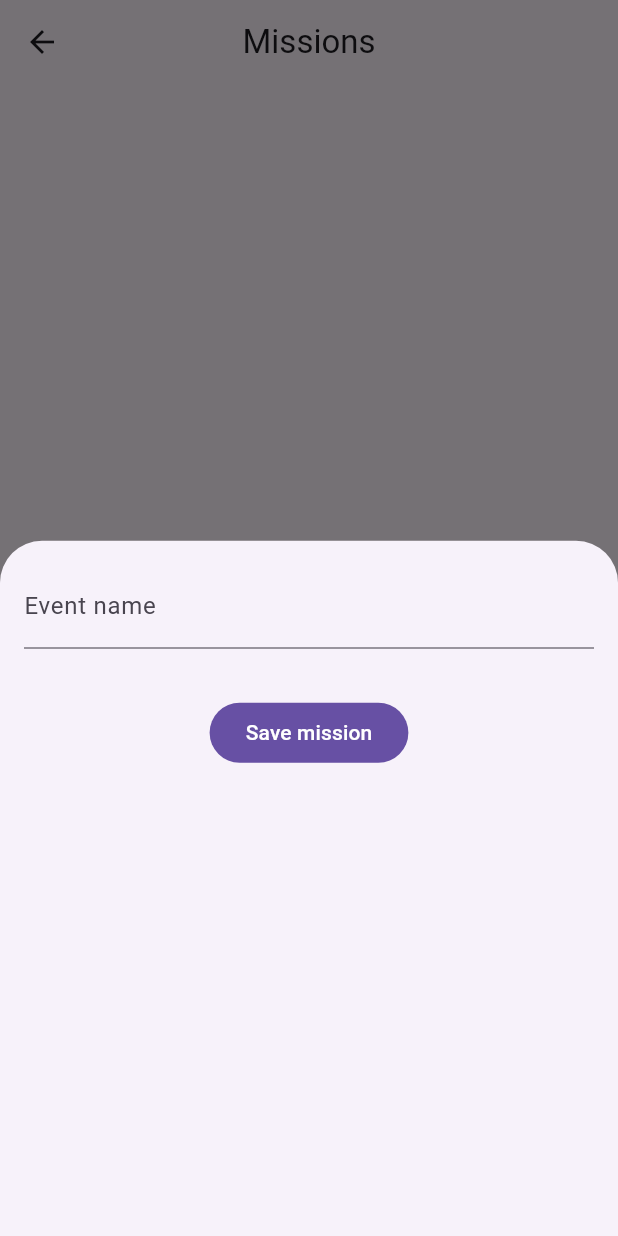
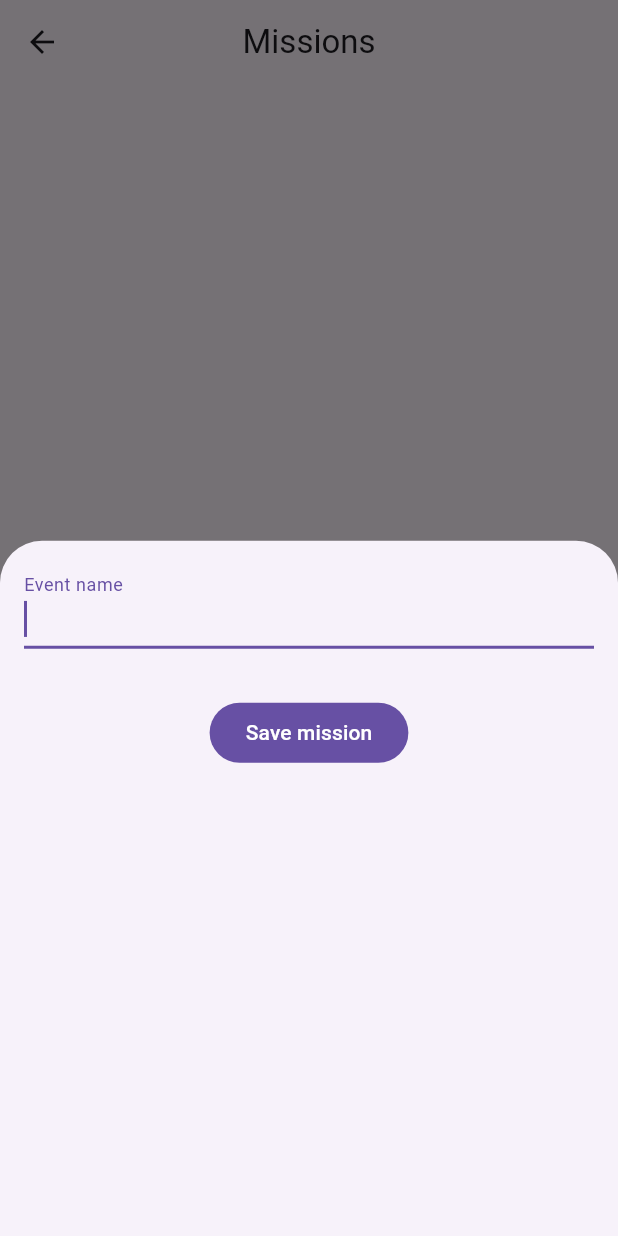
Before and after one commit to jorjegxg/wedding_game_flutter, a Flutter app: the MissionPage screen opened directly with empty values, after a tap on "Add mission", on a phone screen of 412 x 824 dp. Run offline on Flutter 3.47's test engine with Material 3 defaults, Android fonts, the phone set to English and light mode, and no system bars; our stand-ins replace cloud_firestore, firebase_core, flutter_dotenv; accounts and stored records are empty.

Commit message:
events creation + missions creations

```diff
--- a/lib/features/events/event.dart
+++ b/lib/features/events/event.dart
@@ -3,9 +3,15 @@ import 'package:cloud_firestore/cloud_firestore.dart';
 class Event {
   final String id;
   final String name;
+  final String link;
   final DateTime lastDate;
 
-  Event({required this.id, required this.name, required this.lastDate});
+  Event({
+    required this.link,
+    required this.id,
+    required this.name,
+    required this.lastDate,
+  });
 
   // 🔹 Convertire din Map (ex: venit din Firestore)
   factory Event.fromMap(Map<String, dynamic> map) {
@@ -17,6 +23,7 @@ class Event {
       lastDate: map['lastDate'] is DateTime
           ? map['lastDate']
           : (map['lastDate'] as Timestamp).toDate(),
+      link: map['link'],
     );
   }
 
@@ -25,6 +32,7 @@ class Event {
     return {
       'id': id,
       'name': name,
+      'link': link,
       'lastDate': lastDate, // Firestore acceptă direct DateTime
     };
   }
--- a/lib/features/events/events_page.dart
+++ b/lib/features/events/events_page.dart
@@ -43,7 +43,7 @@ class _EventsPageState extends State<EventsPage> {
           future: _getEvents(),
           builder: (context, asyncSnapshot) {
             if (!asyncSnapshot.hasData) {
-              return Text("Loading...");
+              return Center(child: Text("Loading..."));
             }
 
             return ListView.builder(
@@ -64,7 +64,7 @@ class _EventsPageState extends State<EventsPage> {
                     },
                     child: Padding(
                       padding: const EdgeInsets.all(16.0),
-                      child: Row(children: [Text(event.name)]),
+                      child: Row(children: [Flexible(child: Text(event.name))]),
                     ),
                   ),
                 );
--- a/lib/features/mission/mission_modal.dart
+++ b/lib/features/mission/mission_modal.dart
@@ -3,7 +3,8 @@ import 'package:flutter/material.dart';
 import 'package:wedding_game_flutter/features/mission/mission.dart';
 
 class MissionModal extends StatefulWidget {
-  const MissionModal({super.key});
+  final String eventId;
+  const MissionModal({super.key, required this.eventId});
 
   @override
   State<MissionModal> createState() => _MissionModalState();
@@ -24,12 +25,14 @@ class _MissionModalState extends State<MissionModal> {
         children: [
           TextField(
             onChanged: _ontextFieldChange,
+            autofocus: true,
             decoration: InputDecoration(label: Text("Event name")),
           ),
           Padding(
             padding: const EdgeInsets.all(32.0),
             child: FilledButton(
-              onPressed: () async => _saveMission(textFieldValue),
+              onPressed: () async =>
+                  _saveMission(eventId: widget.eventId, name: textFieldValue),
               child: Text("Save mission"),
             ),
           ),
@@ -38,12 +41,17 @@ class _MissionModalState extends State<MissionModal> {
     );
   }
 
-  Future<void> _saveMission(String name) async {
+  Future<void> _saveMission({
+    required String eventId,
+    required String name,
+  }) async {
     var db = FirebaseFirestore.instance;
 
     final mission = Mission(name: textFieldValue);
 
     db
+        .collection("events")
+        .doc(eventId)
         .collection("missions")
         .add(mission.toMap())
         .then((doc) => {print('Am adaugat documentul ${doc.id}')});
--- a/lib/features/mission/mission_page.dart
+++ b/lib/features/mission/mission_page.dart
@@ -2,6 +2,7 @@ import 'package:cloud_firestore/cloud_firestore.dart';
 import 'package:flutter/material.dart';
 import 'package:wedding_game_flutter/features/events/event.dart';
 import 'package:wedding_game_flutter/features/events/widgets/events_modal.dart';
+import 'package:wedding_game_flutter/features/mission/mission.dart';
 import 'package:wedding_game_flutter/features/mission/mission_modal.dart';
 
 class MissionPage extends StatefulWidget {
@@ -14,15 +15,18 @@ class MissionPage extends StatefulWidget {
 }
 
 class _MissionPageState extends State<MissionPage> {
-  Future<List<Event>> _getMissions() async {
+  Future<List<Mission>> _getMissions() async {
     final snapshot = await FirebaseFirestore.instance
+        .collection("events")
+        .doc(widget.eventId)
         .collection("missions")
         .get();
-    final events = snapshot.docs
-        .map((doc) => Event.fromMap(doc.data()))
+    final missions = snapshot.docs
+        .map((doc) => Mission.fromMap(doc.data()))
         .toList();
     setState(() {});
-    return events;
+    print(missions);
+    return missions;
   }
 
   @override
@@ -33,7 +37,7 @@ class _MissionPageState extends State<MissionPage> {
         onPressed: () {
           showModalBottomSheet(
             context: context,
-            builder: (context) => MissionModal(),
+            builder: (context) => MissionModal(eventId: widget.eventId),
           );
         },
         label: Text("Add mission"),
@@ -41,11 +45,11 @@ class _MissionPageState extends State<MissionPage> {
       ),
       body: RefreshIndicator(
         onRefresh: () => _getMissions(),
-        child: FutureBuilder<List<Event>>(
+        child: FutureBuilder<List<Mission>>(
           future: _getMissions(),
           builder: (context, asyncSnapshot) {
             if (!asyncSnapshot.hasData) {
-              return Text("Loading...");
+              return Center(child: Text("Loading..."));
             }
 
             return ListView.builder(
@@ -53,7 +57,11 @@ class _MissionPageState extends State<MissionPage> {
               itemBuilder: (context, index) => Card(
                 child: Padding(
                   padding: const EdgeInsets.all(16.0),
-                  child: Row(children: [Text(asyncSnapshot.data![index].name)]),
+                  child: Row(
+                    children: [
+                      Flexible(child: Text(asyncSnapshot.data![index].name)),
+                    ],
+                  ),
                 ),
               ),
             );
--- a/lib/main.dart
+++ b/lib/main.dart
@@ -2,11 +2,13 @@ import 'package:firebase_core/firebase_core.dart';
 import 'package:flutter/material.dart';
 import 'package:wedding_game_flutter/features/events/events_page.dart';
 import 'package:wedding_game_flutter/firebase_options.dart';
+import 'package:flutter_dotenv/flutter_dotenv.dart';
 
 void main() async {
   WidgetsFlutterBinding.ensureInitialized();
   await Firebase.initializeApp(options: DefaultFirebaseOptions.currentPlatform);
-  runApp(const MyApp());
+
+  await dotenv.load(fileName: ".env");
   runApp(const MyApp());
 }
 
--- a/pubspec.yaml
+++ b/pubspec.yaml
@@ -48,6 +48,7 @@ dev_dependencies:
   # package. See that file for information about deactivating specific lint
   # rules and activating additional ones.
   flutter_lints: ^5.0.0
+  flutter_dotenv: ^6.0.0
 
 # For information on the generic Dart part of this file, see the
 # following page: https://dart.dev/tools/pub/pubspec
@@ -61,8 +62,9 @@ flutter:
   uses-material-design: true
 
   # To add assets to your application, add an assets section, like this:
-  # assets:
-  #   - images/a_dot_burr.jpeg
+
+  assets:
+    - .env
   #   - images/a_dot_ham.jpeg
 
   # An image asset can refer to one or more resolution-specific "variants", see
```
Also changed, not shown: lib/features/events/widgets/events_modal.dart (+6 -1 lines), pubspec.lock, 1 other file.
